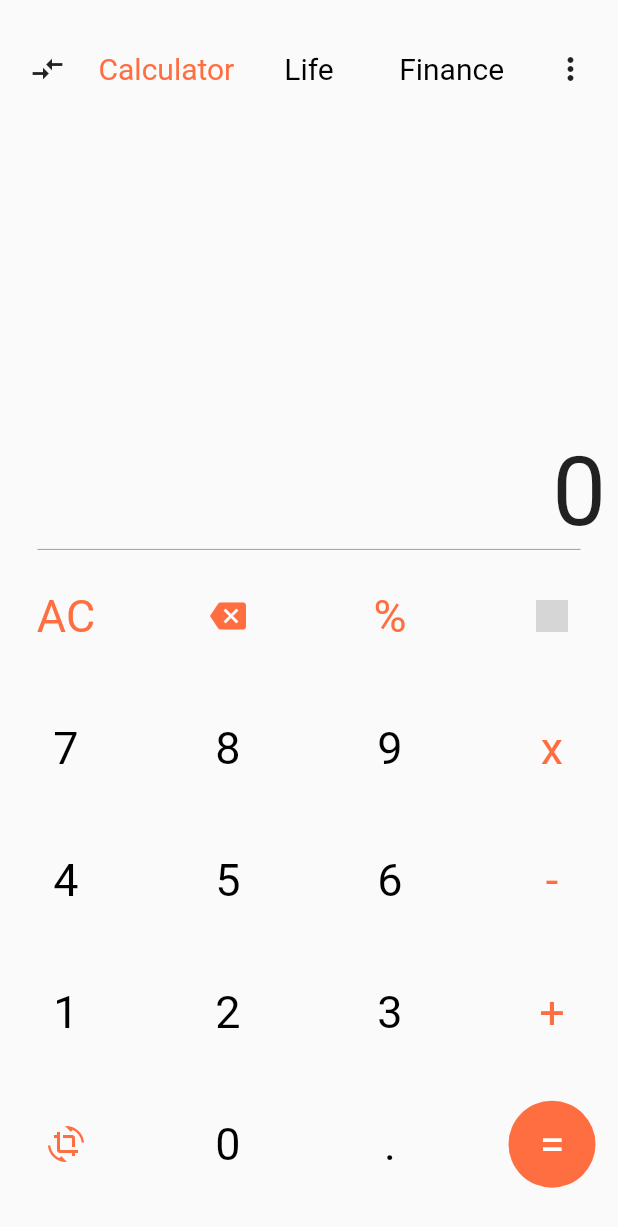
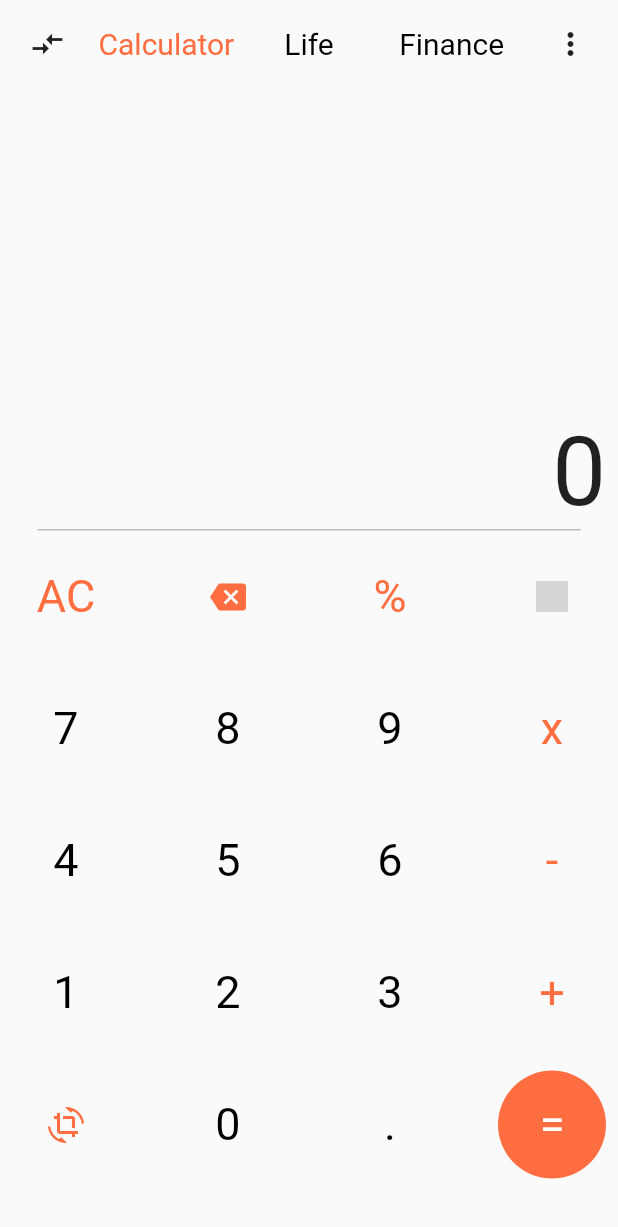
Before and after one commit to cygnus-project/xiaomi_calculator_flutter, a Flutter app: the screen it shows after launch, on a phone screen of 412 x 824 dp. Shown: the top 1227 px of the screen. Run offline on Flutter 3.47's test engine with Material 2 defaults, Android fonts, the phone set to English and light mode, and no system bars; network calls fail; grey boxes are pictures that could not be loaded.

```diff
--- a/lib/main.dart
+++ b/lib/main.dart
@@ -6,7 +6,6 @@ class MyApp extends StatelessWidget {
   // This widget is the root of your application.
   @override
   Widget build(BuildContext context) {
-
     return MaterialApp(
       title: 'Xiaomi Calculator Clone',
       home: XiaomiCalculator(),
@@ -25,10 +24,7 @@ class XiaomiCalculator extends StatelessWidget {
       body: SafeArea(
         child: Column(
           children: <Widget>[
-            Expanded(
-              flex: 1,
-              child: ActionsBar(),
-            ),
+            ActionsBar(),
             ResultsSpace(),
             Padding(
               padding: const EdgeInsets.only(left: 25, right: 25),
@@ -37,10 +33,7 @@ class XiaomiCalculator extends StatelessWidget {
                 color: Colors.grey,
               ),
             ),
-            Expanded(
-              flex: 5,
-              child: CalculatorKeyGrid(),
-            ),
+            CalculatorKeyGrid(),
           ],
         ),
       ),
@@ -55,7 +48,15 @@ class ResultsSpace extends StatelessWidget {
 
   @override
   Widget build(BuildContext context) {
-    return Expanded(flex: 3, child: Align(alignment: Alignment.bottomRight,child: Text(' 0 ', textAlign: TextAlign.center,style: TextStyle(fontSize: 64),)));
+    return Expanded(
+        flex: 5,
+        child: Align(
+            alignment: Alignment.bottomRight,
+            child: Text(
+              ' 0 ',
+              textAlign: TextAlign.center,
+              style: TextStyle(fontSize: 64),
+            )));
   }
 }
 
@@ -66,7 +67,9 @@ class ActionsBar extends StatelessWidget {
 
   @override
   Widget build(BuildContext context) {
-    return Row(
+    return Expanded(
+      flex: 1,
+      child: Row(
         mainAxisAlignment: MainAxisAlignment.spaceEvenly,
         children: <Widget>[
           Expanded(
@@ -96,6 +99,7 @@ class ActionsBar extends StatelessWidget {
               )),
           Expanded(flex: 2, child: Icon(Icons.more_vert)),
         ],
+      ),
     );
   }
 }
@@ -107,89 +111,138 @@ class CalculatorKeyGrid extends StatelessWidget {
 
   @override
   Widget build(BuildContext context) {
-    return GridView.count(
+    return Expanded(
+      flex: 8,
+      child: GridView.count(
         crossAxisSpacing: 20,
         crossAxisCount: 4,
         children: <Widget>[
           CalculatorKey(
-          Text('AC',
-          style: TextStyle(color: Colors.deepOrangeAccent, fontSize: 30),)
+              Text(
+                'AC',
+                style: TextStyle(color: Colors.deepOrangeAccent, fontSize: 30),
               ),
+              'clean'),
           CalculatorKey(
-          Icon(Icons.backspace, color: Colors.deepOrangeAccent,)
+              Icon(
+                Icons.backspace,
+                color: Colors.deepOrangeAccent,
               ),
+              'delete'),
           CalculatorKey(
-          Text('%',
-          style: TextStyle(color: Colors.deepOrangeAccent, fontSize: 30),),
+              Text(
+                '%',
+                style: TextStyle(color: Colors.deepOrangeAccent, fontSize: 30),
               ),
+              'percentage'),
           CalculatorKey(
-          Image.network('https://png.pngtree.com/svg/20161129/division_1251695.png',color: Colors.deepOrangeAccent,width: 21, height: 21,)
+              Image.network(
+                'https://png.pngtree.com/svg/20161129/division_1251695.png',
+                color: Colors.deepOrangeAccent,
+                width: 21,
+                height: 21,
               ),
-
+              'divide'),
           CalculatorKey(
-          Text('7',
-          style: TextStyle(color: Colors.black, fontSize: 30),),
+              Text(
+                '7',
+                style: TextStyle(color: Colors.black, fontSize: 30),
               ),
+              '7'),
           CalculatorKey(
-          Text('8',
-          style: TextStyle(color: Colors.black, fontSize: 30),),
+              Text(
+                '8',
+                style: TextStyle(color: Colors.black, fontSize: 30),
               ),
+              '8'),
           CalculatorKey(
-          Text('9',
-          style: TextStyle(color: Colors.black, fontSize: 30),),
+              Text(
+                '9',
+                style: TextStyle(color: Colors.black, fontSize: 30),
               ),
+              '9'),
           CalculatorKey(
-          Text('x',
-          style: TextStyle(color: Colors.deepOrangeAccent, fontSize: 30),),
+              Text(
+                'x',
+                style: TextStyle(color: Colors.deepOrangeAccent, fontSize: 30),
               ),
+              'multipli'),
           CalculatorKey(
-          Text('4',
-          style: TextStyle(color: Colors.black, fontSize: 30),),
+              Text(
+                '4',
+                style: TextStyle(color: Colors.black, fontSize: 30),
               ),
+              '4'),
           CalculatorKey(
-          Text('5',
-          style: TextStyle(color: Colors.black, fontSize: 30),),
+              Text(
+                '5',
+                style: TextStyle(color: Colors.black, fontSize: 30),
               ),
+              '5'),
           CalculatorKey(
-          Text('6',
-          style: TextStyle(color: Colors.black, fontSize: 30),),
+              Text(
+                '6',
+                style: TextStyle(color: Colors.black, fontSize: 30),
               ),
+              '6'),
           CalculatorKey(
-          Text('-',
-          style: TextStyle(color: Colors.deepOrangeAccent, fontSize: 30),),
+              Text(
+                '-',
+                style: TextStyle(color: Colors.deepOrangeAccent, fontSize: 30),
               ),
+              'subtract'),
           CalculatorKey(
-          Text('1',
-          style: TextStyle(color: Colors.black, fontSize: 30),),
+              Text(
+                '1',
+                style: TextStyle(color: Colors.black, fontSize: 30),
               ),
+              '1'),
           CalculatorKey(
-          Text('2',
-          style: TextStyle(color: Colors.black, fontSize: 30),),
+              Text(
+                '2',
+                style: TextStyle(color: Colors.black, fontSize: 30),
               ),
+              '2'),
           CalculatorKey(
-          Text('3',
-          style: TextStyle(color: Colors.black, fontSize: 30),),
+              Text(
+                '3',
+                style: TextStyle(color: Colors.black, fontSize: 30),
               ),
+              '3'),
           CalculatorKey(
-          Text('+',
-          style: TextStyle(color: Colors.deepOrangeAccent, fontSize: 30),),
+              Text(
+                '+',
+                style: TextStyle(color: Colors.deepOrangeAccent, fontSize: 30),
               ),
+              'add'),
           CalculatorKey(
-          Icon(Icons.crop_rotate, color: Colors.deepOrangeAccent,)
+              Icon(
+                Icons.crop_rotate,
+                color: Colors.deepOrangeAccent,
               ),
+              'mode'),
           CalculatorKey(
-          Text('0',
-          style: TextStyle(color: Colors.black, fontSize: 30),),
+              Text(
+                '0',
+                style: TextStyle(color: Colors.black, fontSize: 30),
               ),
+              '0'),
           CalculatorKey(
-          Text('.',
-          style: TextStyle(color: Colors.black, fontSize: 30),),
+              Text(
+                '.',
+                style: TextStyle(color: Colors.black, fontSize: 30),
               ),
+              '.'),
           CalculatorKey(
-          Text('=',
-          style: TextStyle(color: Colors.white, fontSize: 30),),foreColor: Colors.deepOrangeAccent,
+            Text(
+              '=',
+              style: TextStyle(color: Colors.white, fontSize: 30),
+            ),
+            'result',
+            foreColor: Colors.deepOrangeAccent,
           ),
         ],
+      ),
     );
   }
 }
@@ -198,7 +251,10 @@ class CalculatorKey extends StatelessWidget {
   final Widget widget;
   final Color color;
   final Color foreColor;
-  const CalculatorKey(this.widget,{
+  final String internalCommand;
+  const CalculatorKey(
+    this.widget,
+    this.internalCommand, {
     this.color,
     this.foreColor,
     Key key,
@@ -207,15 +263,14 @@ class CalculatorKey extends StatelessWidget {
   @override
   Widget build(BuildContext context) {
     return InkResponse(
+      splashColor: foreColor == null ? Colors.black12 : Colors.orange,
       onTap: () {
-        print('Inkwell tap');
+        print('${internalCommand.toString()}');
       },
       child: Container(
-        margin: EdgeInsets.all(15),
+        margin: EdgeInsets.all(8),
         decoration: BoxDecoration(shape: BoxShape.circle, color: foreColor),
-        child: Center(
-          child: widget
-          ),
+        child: Center(child: widget),
       ),
     );
   }
```
Lines whose indentation alone changed are shown as unchanged.
